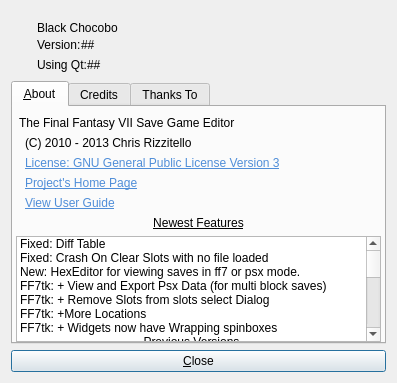
First picture: the form in about.ui, repository sithlord48/blackchocobo, before the edit.
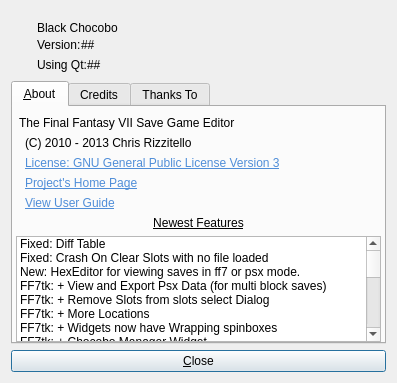
Second picture: the form after the edit. Icons and pictures are not drawn.

Commit message: ChocoboManager Replaces Old Chocobo Tab Set up . Lupdate

```diff
--- a/about.ui
+++ b/about.ui
@@ -370,7 +370,7 @@
          </item>
          <item>
           <property name="text">
-           <string>FF7tk: +More Locations</string>
+           <string>FF7tk: + More Locations</string>
           </property>
          </item>
          <item>
@@ -378,6 +378,11 @@
            <string>FF7tk: + Widgets now have Wrapping spinboxes</string>
           </property>
          </item>
+         <item>
+          <property name="text">
+           <string>FF7tk: + Chocobo Manager Widget.</string>
+          </property>
+         </item>
          <item>
           <property name="text">
            <string>Previous Versions</string>
```
Left out of the diff: 6 changed lines with no effect on the pictures. The commit also changes 20 other files.
